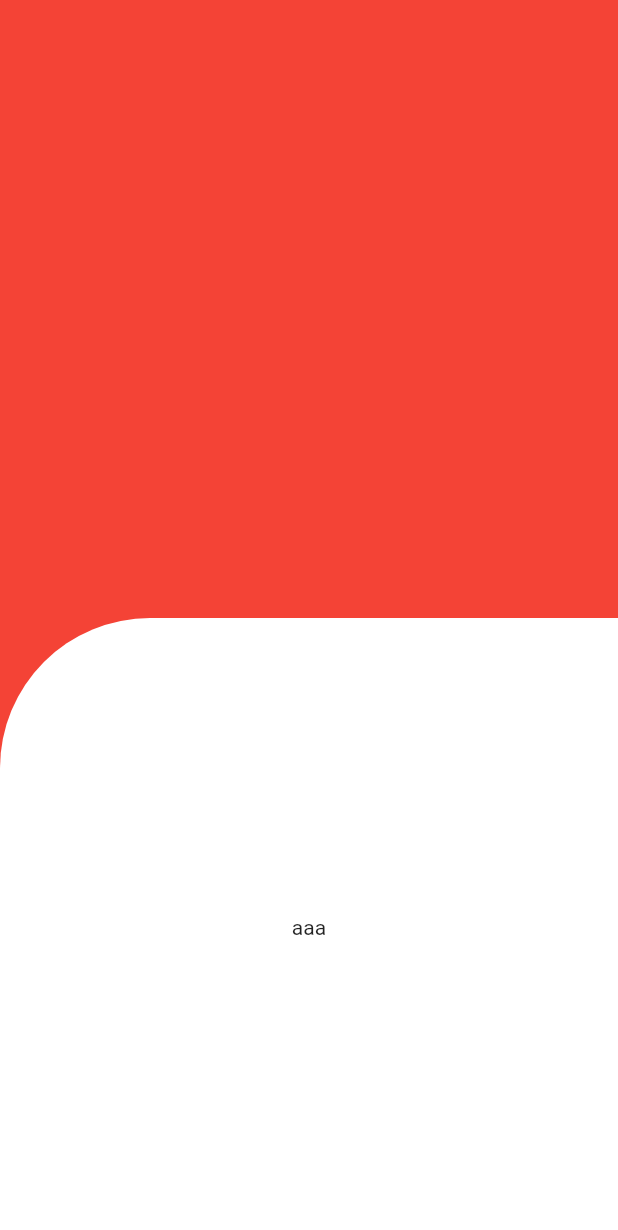
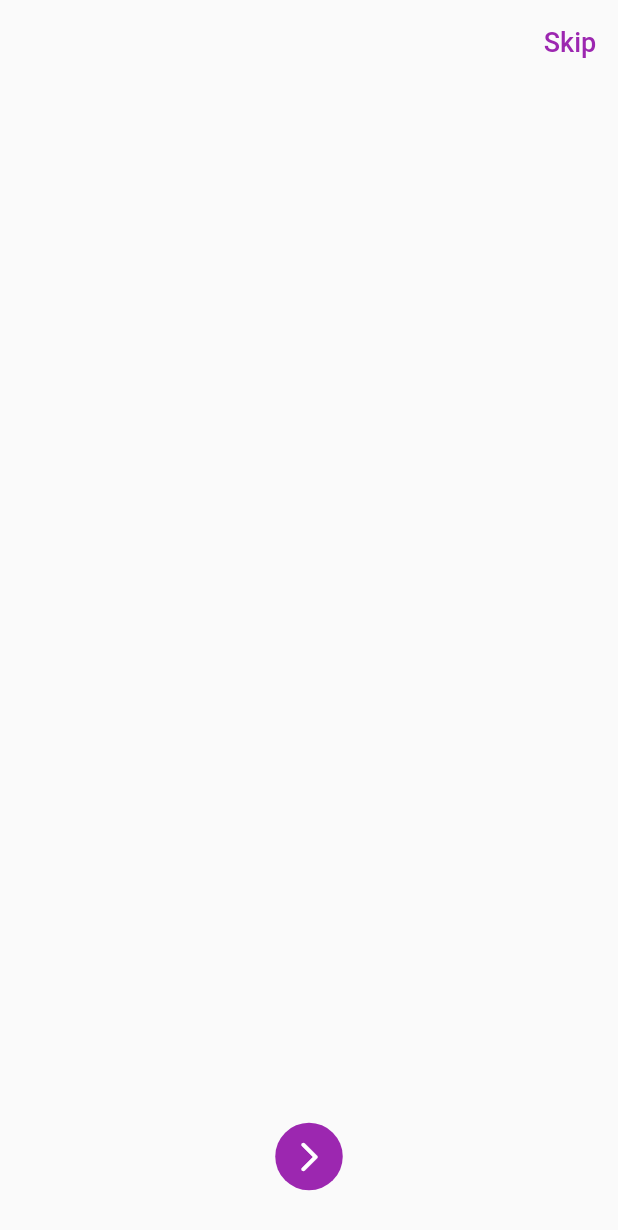
Before and after one commit to iqbaalee/onboarding, a Flutter app: the screen it shows after launch, on a phone screen of 412 x 824 dp. Shown: the top 1230 px of the screen. Run offline on Flutter 3.47's test engine with Material 2 defaults, Android fonts, the phone set to English and light mode, and no system bars.

Commit message:
update button next

```diff
--- a/lib/main.dart
+++ b/lib/main.dart
@@ -27,57 +27,102 @@ class Onboarding extends StatefulWidget {
   State<Onboarding> createState() => _OnboardingState();
 }
 
-class _OnboardingState extends State<Onboarding> {
+class _OnboardingState extends State<Onboarding>
+    with SingleTickerProviderStateMixin {
+  late final AnimationController _controller;
+
+  @override
+  void initState() {
+    super.initState();
+    _controller = AnimationController(
+      vsync: this,
+      duration: const Duration(seconds: 1),
+    );
+    _controller.addListener(() {
+      setState(() {});
+    });
+  }
+
   @override
   Widget build(BuildContext context) {
     final height = MediaQuery.of(context).size.height;
     final width = MediaQuery.of(context).size.width;
-    String content = 'aaa';
+
     return Scaffold(
-      body: Stack(
-        children: [
-          Positioned(
-              child: PageView(
-            onPageChanged: (value) {
-              content = 'bbb';
-              setState(() {});
+      appBar: AppBar(
+        elevation: 0,
+        backgroundColor: Colors.transparent,
+        actions: [
+          TextButton(
+            onPressed: () {
+              _controller.forward();
             },
-            children: [
-              Container(
-                height: height,
-                width: width,
-                color: Colors.red,
-              ),
-              Container(
-                height: height,
-                width: width,
-                color: Colors.redAccent,
-              ),
-              Container(
-                height: height,
-                width: width,
+            child: const Text(
+              'Skip',
+              style: TextStyle(
                 color: Colors.purple,
-              ),
-            ],
-          )),
-          Positioned(
-            bottom: 0,
-            child: Container(
-              height: height * 0.5,
-              width: width,
-              decoration: const BoxDecoration(
-                color: Colors.white,
-                borderRadius: BorderRadius.only(
-                  topLeft: Radius.circular(100),
-                ),
-              ),
-              child: Center(
-                child: Text(content),
+                fontSize: 18,
               ),
             ),
           ),
         ],
       ),
+      body: PageView(),
+      bottomNavigationBar: SafeArea(
+        minimum: const EdgeInsets.all(15),
+        child: SizedBox(
+          height: kToolbarHeight + 20,
+          width: 10,
+          // decoration: BoxDecoration(
+          //   color: Colors.black,
+          //   borderRadius: BorderRadius.circular(10),
+          // ),
+          child: Center(
+            child: Stack(
+              children: [
+                Positioned(
+                  child: SizedBox.fromSize(
+                    size: const Size(55, 55),
+                    child: CircularProgressIndicator(
+                      backgroundColor: Colors.transparent,
+                      value: _controller.value,
+                      valueColor:
+                          const AlwaysStoppedAnimation<Color>(Colors.purple),
+                      strokeWidth: 2.5,
+                    ),
+                  ),
+                ),
+                Positioned(
+                  left: 0,
+                  right: 0,
+                  bottom: 0,
+                  top: 0,
+                  child: Container(
+                    width: 45,
+                    height: 45,
+                    padding: const EdgeInsets.all(5),
+                    child: GestureDetector(
+                      onTapDown: (_) {
+                        _controller.value += .25;
+                      },
+                      child: Container(
+                        decoration: const BoxDecoration(
+                          color: Colors.purple,
+                          shape: BoxShape.circle,
+                        ),
+                        child: const Icon(
+                          Icons.arrow_forward_ios_rounded,
+                          color: Colors.white,
+                        ),
+                      ),
+                    ),
+                  ),
+                ),
+              ],
+            ),
+          ),
+        ),
+      ),
     );
   }
 }
```
Also changed, not shown: pubspec.yaml (+1 -70 lines), assets/book.svg (added), assets/book1.svg (added), assets/library.svg (added), assets/student.svg (added).
